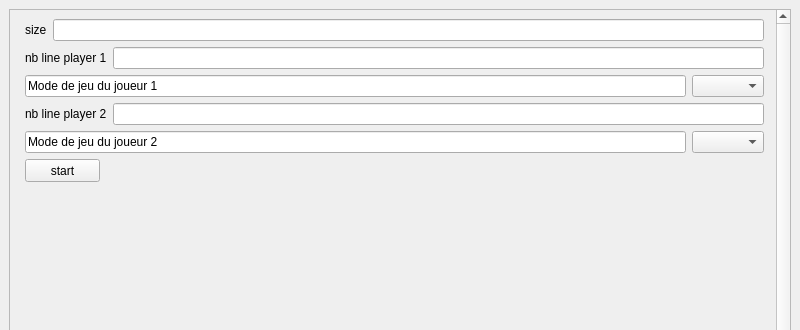
Qt form qt/checkers/mainwindow4.ui (romaincarlsen/EtudesPratiques) before a commit; both pictures show x 0 to 800 and y 0 to 330 of the 800 by 600 pixel window.
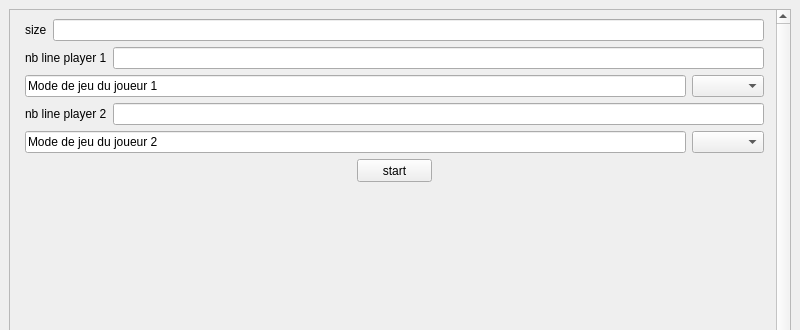
The same form after that commit.

Commit message: ajout des checkboxs pour l'alpha béta et les threads

```diff
--- a/qt/checkers/mainwindow4.ui
+++ b/qt/checkers/mainwindow4.ui
@@ -220,6 +220,8 @@
              </layout>
             </item>
             <item>
+             <layout class="QHBoxLayout" name="horizontalLayout_2">
+              <item>
              <widget class="QPushButton" name="start">
               <property name="maximumSize">
                <size>
@@ -231,6 +233,8 @@
                <string>start</string>
               </property>
              </widget>
+              </item>
+             </layout>
             </item>
             <item>
              <widget class="QLabel" name="board_l">
```
Lines whose indentation alone changed are shown as unchanged. The commit also changes 7 other files.
